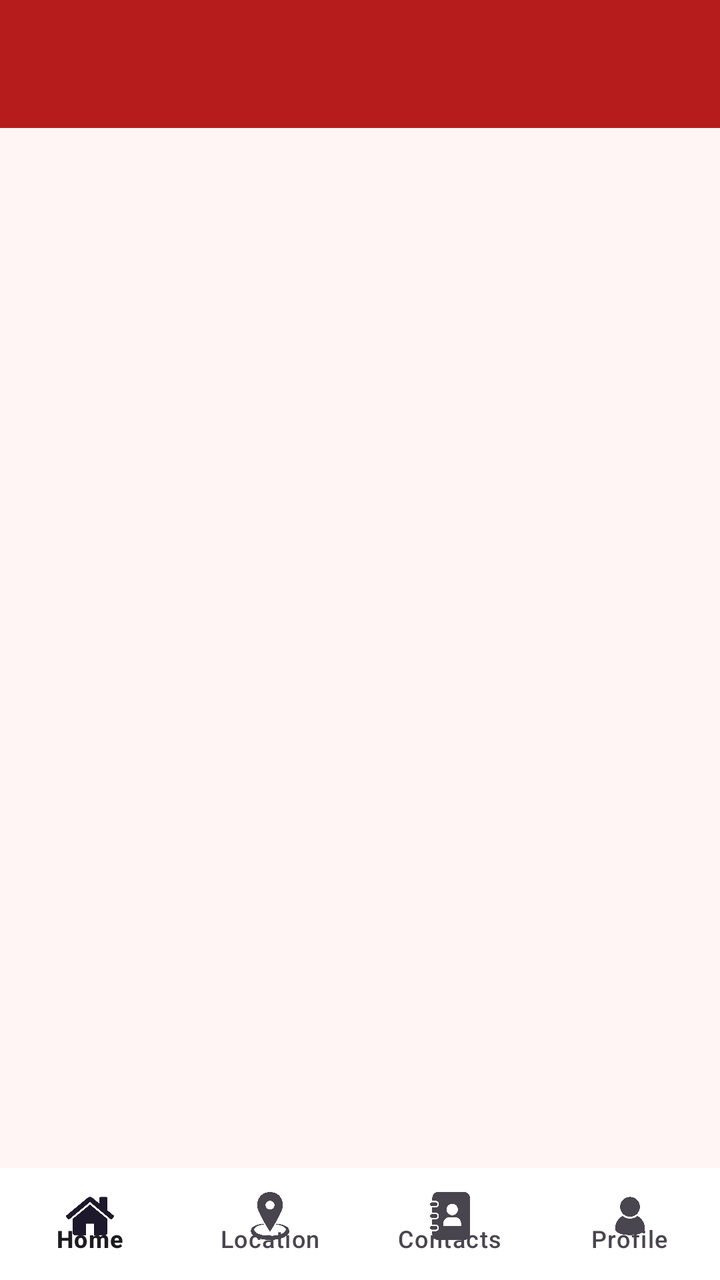
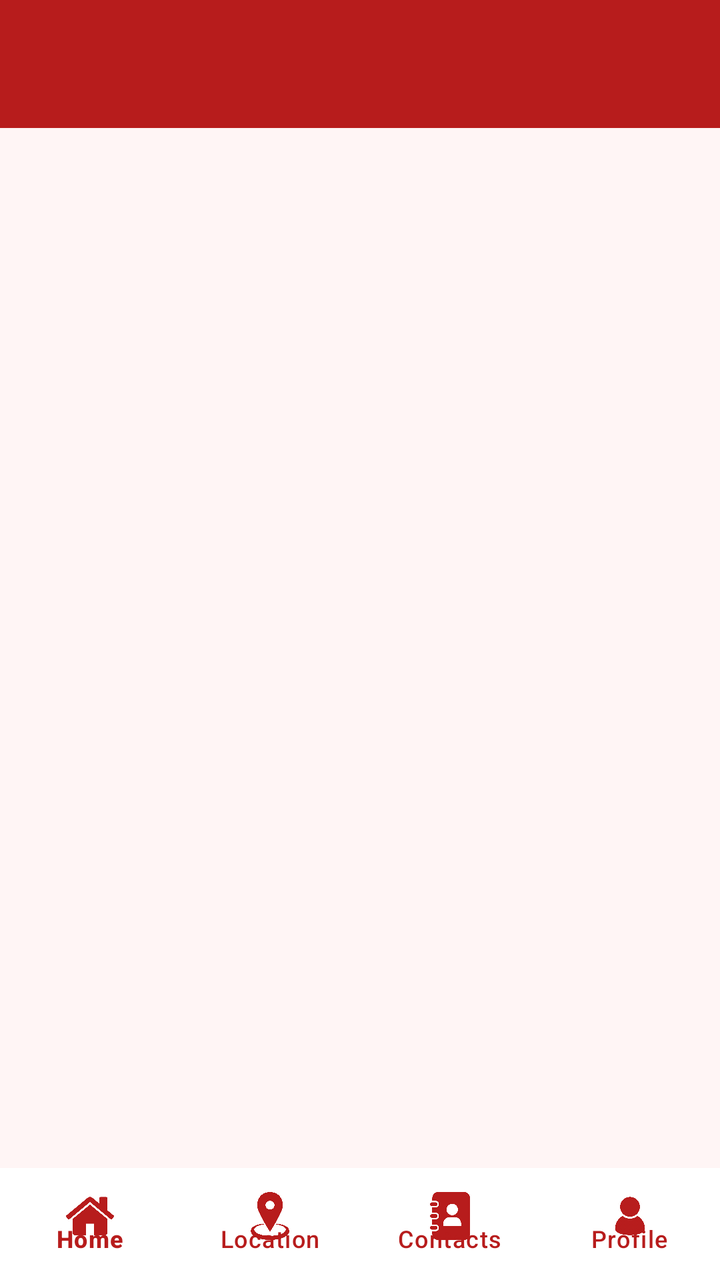

Screens rendered from an Android XML layout before and after an edit, with the pre-edit source and the edit as a unified diff.
<!-- AndroidManifest.xml: application theme Theme.lifeguard -->
<!-- res/layout/activity_synced_contacts.xml -->
<?xml version="1.0" encoding="utf-8"?>
<androidx.coordinatorlayout.widget.CoordinatorLayout
    xmlns:android="http://schemas.android.com/apk/res/android"
    xmlns:app="http://schemas.android.com/apk/res-auto"
    android:layout_width="match_parent"
    android:layout_height="match_parent"
    android:background="#FFF5F5">

    
    <com.google.android.material.appbar.MaterialToolbar
        android:id="@+id/topAppBar"
        android:layout_width="match_parent"
        android:layout_height="?attr/actionBarSize"
        android:background="#B71C1C"
        android:titleTextColor="@android:color/white"/>

    
    <LinearLayout
        android:orientation="vertical"
        android:padding="16dp"
        android:layout_width="match_parent"
        android:layout_height="match_parent"
        android:layout_marginTop="?attr/actionBarSize"
        android:layout_marginBottom="56dp">


        <androidx.recyclerview.widget.RecyclerView
            android:id="@+id/recyclerSyncedContacts"
            android:layout_width="match_parent"
            android:layout_height="match_parent"/>
    </LinearLayout>

    
    <com.google.android.material.bottomnavigation.BottomNavigationView
        android:id="@+id/bottomNavigation"
        android:layout_width="match_parent"
        android:layout_height="56dp"
        android:layout_gravity="bottom"
        android:background="@android:color/white"
        app:menu="@menu/bottom_nav_menu"
        app:labelVisibilityMode="labeled"/>

</androidx.coordinatorlayout.widget.CoordinatorLayout>
<!-- resources referenced by this layout -->
<resources>
  <style name="Theme.lifeguard" parent="Base.Theme.lifeguard" />
  <style name="Base.Theme.lifeguard" parent="Theme.Material3.DayNight.NoActionBar">
          
          
      </style>
</resources>

<!-- the commit's change to res/layout/activity_synced_contacts.xml (unified diff, before → after) -->
@@ -38,6 +38,8 @@
         android:layout_gravity="bottom"
         android:background="@android:color/white"
         app:menu="@menu/bottom_nav_menu"
+        app:itemIconTint="#B71C1C"
+        app:itemTextColor="#B71C1C"
         app:labelVisibilityMode="labeled"/>
 
 </androidx.coordinatorlayout.widget.CoordinatorLayout>
